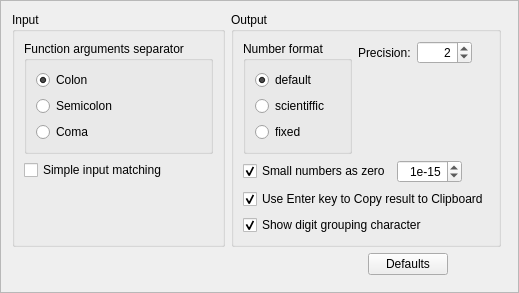
jgeudens/MathyResurrected, file ui/OptionsWidget.ui: the form before one commit.
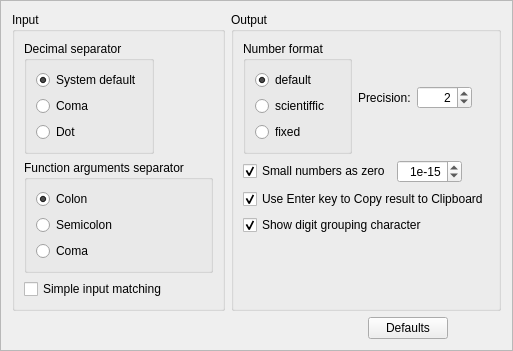
The form after the commit.

Commit message: Implemented manually configurable decimal point. Before two characters were allowed as decimal point: dot ans anything system locale defined. Now, only one is allowed and it is posible to configure which one. Also, this configuration has been made safe, so it is not possible for example to use same character as decimal separator and function arguments separator.

What changed in the file:
```diff
--- a/ui/OptionsWidget.ui
+++ b/ui/OptionsWidget.ui
@@ -7,8 +7,8 @@
    <rect>
     <x>0</x>
     <y>0</y>
-    <width>505</width>
-    <height>266</height>
+    <width>472</width>
+    <height>307</height>
    </rect>
   </property>
   <property name="windowTitle">
@@ -20,18 +20,61 @@
   <property name="frameShadow">
    <enum>QFrame::Raised</enum>
   </property>
-  <layout class="QFormLayout" name="formLayout_8">
-   <item row="0" column="0">
-    <layout class="QFormLayout" name="formLayout_7">
-     <item row="0" column="0">
       <layout class="QFormLayout" name="formLayout_6">
        <item row="0" column="0">
+    <layout class="QFormLayout" name="formLayout_5">
+     <item row="0" column="0">
         <widget class="QGroupBox" name="groupBox_4">
          <property name="title">
           <string>Input</string>
          </property>
-         <layout class="QFormLayout" name="formLayout_3">
+       <layout class="QFormLayout" name="formLayout_4">
           <item row="0" column="0">
+         <widget class="QGroupBox" name="groupBox_2">
+          <property name="title">
+           <string>Decimal separator</string>
+          </property>
+          <layout class="QFormLayout" name="formLayout_8">
+           <property name="fieldGrowthPolicy">
+            <enum>QFormLayout::AllNonFixedFieldsGrow</enum>
+           </property>
+           <item row="0" column="0">
+            <widget class="QRadioButton" name="radioButton_DecSepSystem">
+             <property name="toolTip">
+              <string>Use system settings</string>
+             </property>
+             <property name="text">
+              <string>System default</string>
+             </property>
+             <property name="checked">
+              <bool>true</bool>
+             </property>
+            </widget>
+           </item>
+           <item row="1" column="0">
+            <widget class="QRadioButton" name="radioButton_DecSepComa">
+             <property name="toolTip">
+              <string>Use coma (',')</string>
+             </property>
+             <property name="text">
+              <string>Coma</string>
+             </property>
+            </widget>
+           </item>
+           <item row="2" column="0">
+            <widget class="QRadioButton" name="radioButton_DecSepDot">
+             <property name="toolTip">
+              <string>Use dot ('.')</string>
+             </property>
+             <property name="text">
+              <string>Dot</string>
+             </property>
+            </widget>
+           </item>
+          </layout>
+         </widget>
+        </item>
+        <item row="1" column="0">
            <widget class="QGroupBox" name="groupBox_6">
             <property name="title">
              <string>Function arguments separator</string>
@@ -103,7 +146,7 @@
             </layout>
            </widget>
           </item>
-          <item row="1" column="0">
+        <item row="2" column="0">
            <widget class="QCheckBox" name="checkBox_InputMatching">
             <property name="toolTip">
              <string>Only input starting with '=' is accepted.</string>
@@ -127,10 +170,10 @@
          <property name="title">
           <string>Output</string>
          </property>
-         <layout class="QFormLayout" name="formLayout_5">
+       <layout class="QFormLayout" name="formLayout_3">
           <item row="0" column="0">
-           <layout class="QFormLayout" name="formLayout_4">
-            <item row="0" column="0">
+         <layout class="QHBoxLayout" name="horizontalLayout_4">
+          <item>
              <widget class="QGroupBox" name="groupBox">
               <property name="title">
                <string>Number format</string>
@@ -193,7 +236,7 @@
               </layout>
              </widget>
             </item>
-            <item row="0" column="1">
+          <item>
              <layout class="QHBoxLayout" name="horizontalLayout_3">
               <item>
                <widget class="QLabel" name="label">
@@ -372,34 +415,6 @@
       </layout>
      </item>
     </layout>
-   </item>
-   <item row="0" column="1">
-    <spacer name="horizontalSpacer_2">
-     <property name="orientation">
-      <enum>Qt::Horizontal</enum>
-     </property>
-     <property name="sizeHint" stdset="0">
-      <size>
-       <width>5</width>
-       <height>207</height>
-      </size>
-     </property>
-    </spacer>
-   </item>
-   <item row="1" column="0">
-    <spacer name="verticalSpacer">
-     <property name="orientation">
-      <enum>Qt::Vertical</enum>
-     </property>
-     <property name="sizeHint" stdset="0">
-      <size>
-       <width>20</width>
-       <height>11</height>
-      </size>
-     </property>
-    </spacer>
-   </item>
-  </layout>
  </widget>
  <resources/>
  <connections>
```
Left out of the diff: 13 changed lines with no effect on the pictures. Lines whose indentation alone changed are shown as unchanged. The commit also changes 15 other files.
